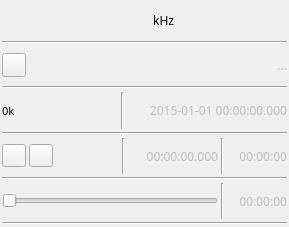
The window that plugins/samplesource/filesource/filesourcegui.ui (f4exb/sdrangel) describes before a commit, drawn with Qt 5.
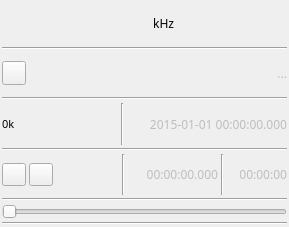
The same window after the commit. Icons and pictures are not drawn. Custom widgets are drawn as their Qt base class.

Commit message: File Source plugin: removed redundant navigation time display

Patch:
```diff
--- a/plugins/samplesource/filesource/filesourcegui.ui
+++ b/plugins/samplesource/filesource/filesourcegui.ui
@@ -387,35 +387,6 @@
        </property>
       </widget>
      </item>
-     <item>
-      <widget class="Line" name="line">
-       <property name="orientation">
-        <enum>Qt::Vertical</enum>
-       </property>
-      </widget>
-     </item>
-     <item>
-      <widget class="QLabel" name="navTimeText">
-       <property name="enabled">
-        <bool>false</bool>
-       </property>
-       <property name="minimumSize">
-        <size>
-         <width>60</width>
-         <height>0</height>
-        </size>
-       </property>
-       <property name="toolTip">
-        <string>Navigate time</string>
-       </property>
-       <property name="text">
-        <string>00:00:00</string>
-       </property>
-       <property name="alignment">
-        <set>Qt::AlignRight|Qt::AlignTrailing|Qt::AlignVCenter</set>
-       </property>
-      </widget>
-     </item>
     </layout>
    </item>
    <item>
```
The commit also changes 1 other file.
